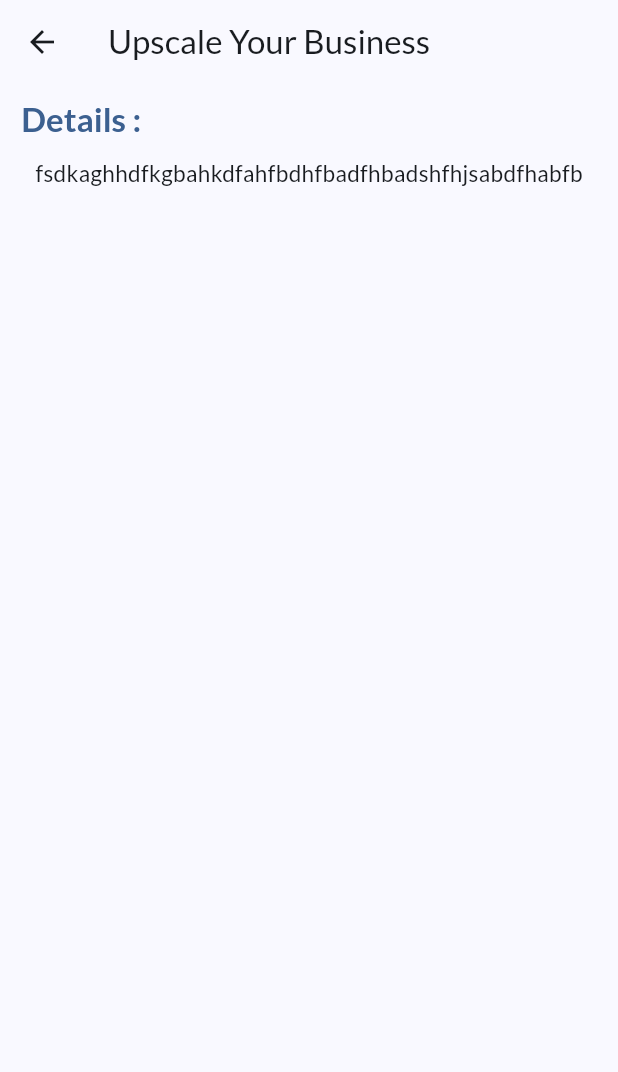
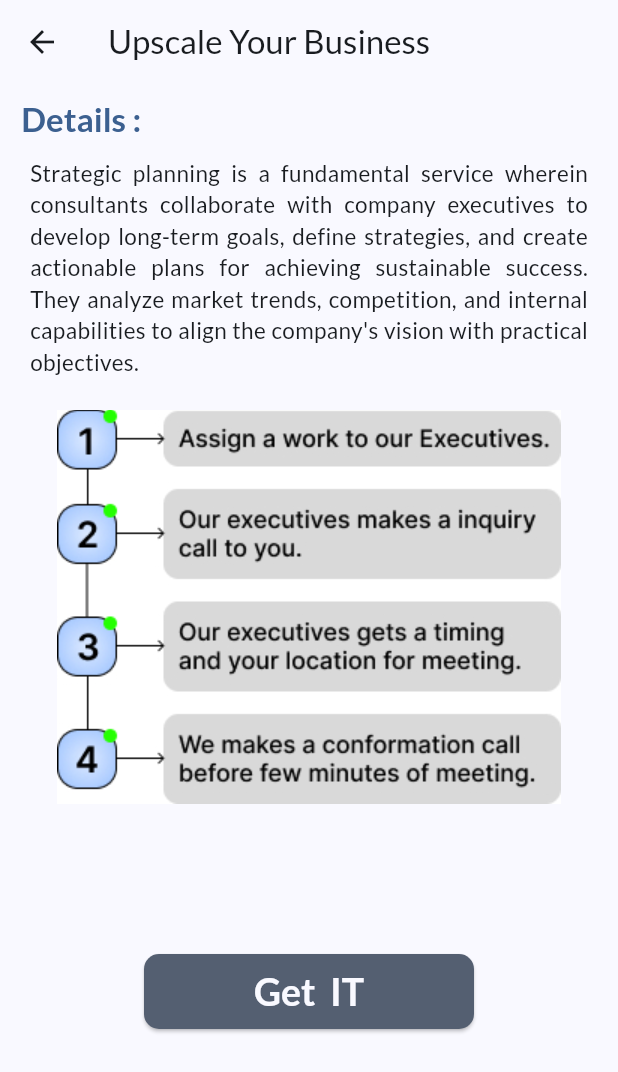
Before and after one commit to PalGabani/Business_Bridge, a Flutter app: the services_details_page screen opened directly with sample values from the repository, on a phone screen of 412 x 824 dp. Shown: the top 1072 px of the screen. Run offline on Flutter 3.47's test engine with Material 2 defaults, Android fonts, the light colour scheme and no system bars; our stand-ins replace flutter_riverpod, google_fonts, riverpod, transparent_image.

Commit message:
get service get It bottomsheet

```diff
--- a/lib/data/dummy_data.dart
+++ b/lib/data/dummy_data.dart
@@ -177,7 +177,7 @@ const dummyData_services=[
     id:'s1',
     title:'Upscale Your Business',
     imageUrl:'assets/images/services/service_upscale.jpg',
-      details:['fsdkaghhdfkgbahkdfahfbdhfbadfhbadshfhjsabdfhabfb'],
+      details:['Strategic planning is a fundamental service wherein consultants collaborate with company executives to develop long-term goals, define strategies, and create actionable plans for achieving sustainable success. They analyze market trends, competition, and internal capabilities to align the company\'s vision with practical objectives.'],
   ),
   Services(
     id:'s2',
--- a/lib/screens/homepage.dart
+++ b/lib/screens/homepage.dart
@@ -73,11 +73,11 @@ class _homepageState extends ConsumerState<homepage> {
               label: "Work portal"),
           BottomNavigationBarItem(
               icon: Icon(
-                Icons.history,
+                Icons.watch_later_outlined,
                 size: 25,
                 color: Theme.of(context).colorScheme.secondary,
               ),
-              activeIcon: Icon(Icons.history_rounded),
+              activeIcon: Icon(Icons.watch_later),
               label: "History"),
         ],
         currentIndex: _selectedIndex,
@@ -95,7 +95,7 @@ class _homepageState extends ConsumerState<homepage> {
           ),
           services_page(
             title: "Services",
-            services: [],
+            //services: [],
           ),
           profile_page(),
           work_portal_page(),
--- a/lib/screens/services_details_page.dart
+++ b/lib/screens/services_details_page.dart
@@ -1,9 +1,9 @@
 import 'package:business_bridge/models/case_study.dart';
 import 'package:business_bridge/models/services.dart';
+import 'package:business_bridge/widgets/get_services.dart';
 import 'package:flutter/cupertino.dart';
 import 'package:flutter/material.dart';
 import 'package:flutter_riverpod/flutter_riverpod.dart';
-
 
 class services_details_page extends ConsumerWidget {
   const services_details_page({
@@ -20,11 +20,19 @@ class services_details_page extends ConsumerWidget {
   @override
   Widget build(BuildContext context, WidgetRef ref) {
 
+    void _openOverlayScreen() {
+      showModalBottomSheet(
+        //useSafeArea: true,
+        //isScrollControlled: true,
+        context: context,
+        builder: (cntx) => GetService(
 
+        ),
+      );
+    }
     return Scaffold(
       appBar: AppBar(
         title: Text(sr.title),
-
       ),
       body: SingleChildScrollView(
         child: Padding(
@@ -33,19 +41,16 @@ class services_details_page extends ConsumerWidget {
             children: [
               Hero(
                 tag: sr.id,
-                child: Container(
-
-
-                ),
+                child: Container(),
               ),
               Align(
                 alignment: Alignment.centerLeft,
                 child: Text(
                   ' Details :',
                   style: Theme.of(context).textTheme.titleLarge!.copyWith(
-                    color: Theme.of(context).colorScheme.primary,
-                    fontWeight: FontWeight.bold,
-                  ),
+                        color: Theme.of(context).colorScheme.primary,
+                        fontWeight: FontWeight.bold,
+                      ),
                 ),
               ),
               const SizedBox(
@@ -54,20 +59,59 @@ class services_details_page extends ConsumerWidget {
               for (final step in sr.details)
                 Padding(
                   padding:
-                  const EdgeInsets.symmetric(horizontal: 10.0, vertical: 5),
+                      const EdgeInsets.symmetric(horizontal: 10.0, vertical: 5),
                   child: Text(
                     step,
                     textAlign: TextAlign.justify,
                     style: Theme.of(context).textTheme.bodyMedium!.copyWith(
                         color: Theme.of(context).colorScheme.onBackground,
-                        fontSize: 15
-                    ),
+                        fontSize: 15),
                   ),
                 ),
               const SizedBox(
                 height: 17,
               ),
-
+              Image.asset('assets/images/services/Frame 10.jpg'),
+              const SizedBox(
+                height: 100,
+              ),
+              Container(
+                padding: EdgeInsets.only(left: 10, right: 10),
+                width: 240,
+                height: 50,
+                child: ElevatedButton(
+                  style: ButtonStyle(
+                      shape: MaterialStatePropertyAll(RoundedRectangleBorder(
+                          borderRadius: BorderRadius.circular(10))),
+                      backgroundColor: MaterialStatePropertyAll(
+                        Theme.of(context).colorScheme.secondary,
+                      )),
+                  // onPressed: () {
+                  //   showBottomSheet(
+                  //     context: context,
+                  //
+                  //     builder: (BuildContext context){
+                  //       return SizedBox(
+                  //         height: 100,
+                  //         child: Column(
+                  //           children: [
+                  //
+                  //           ],
+                  //         ),
+                  //       );
+                  //     }
+                  //   );
+                  // },
+                  onPressed: _openOverlayScreen,
+                  child: Text(
+                    'Get  IT',
+                    style: Theme.of(context).textTheme.headlineLarge!.copyWith(
+                        color: Theme.of(context).colorScheme.background,
+                        fontWeight: FontWeight.bold,
+                        fontSize: 25),
+                  ),
+                ),
+              ),
             ],
           ),
         ),
--- a/lib/screens/services_page.dart
+++ b/lib/screens/services_page.dart
@@ -12,12 +12,12 @@ class services_page extends ConsumerStatefulWidget {
   services_page(
       {super.key,
         required this.title,
-        required this.services,
+       // required this.services,
         //required this.availableC_S
       });
 
   final String? title;
-  final List<Services> services;
+  //final List<Services> services;
   //final List<case_Study> availableC_S;
   @override
   ConsumerState<services_page> createState() => _services_pageState();
--- a/pubspec.yaml
+++ b/pubspec.yaml
@@ -80,6 +80,7 @@ flutter:
     - assets/images/services/service_other.jpg
     - assets/images/services/service_detail.jpg
     - assets/images/services/service_get.jpg
+    - assets/images/services/Frame 10.jpg
 
 
   # An image asset can refer to one or more resolution-specific "variants", see
```
Also changed, not shown: lib/widgets/get_services.dart (added, +137 -0 lines), assets/images/services/Frame 10.jpg (added).
